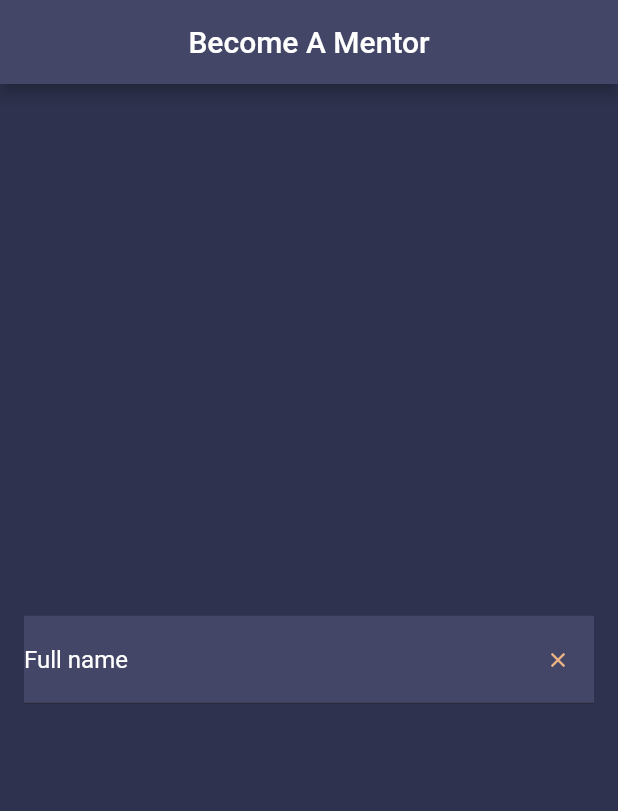
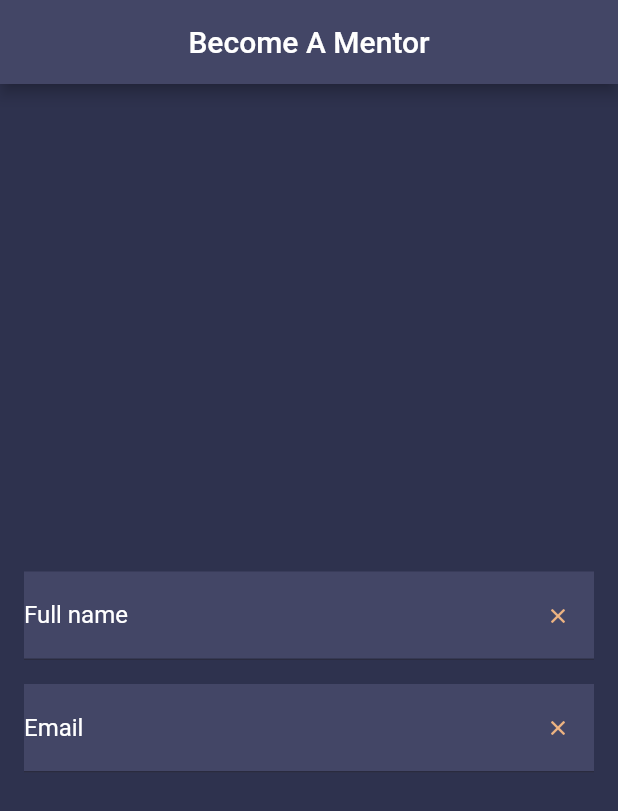
Before and after one commit to JadyMcIntyre/god_sufficient, a Flutter app: the screen it shows after launch, on a phone screen of 412 x 824 dp. Shown: the top 811 px of the screen. Run offline on Flutter 3.47's test engine with Material 2 defaults, Android fonts, the phone set to English and light mode, and no system bars; our stand-ins replace get.

Commit message:
created Text form field extensions

```diff
--- a/lib/app/modules/mentor/views/mentor_view.dart
+++ b/lib/app/modules/mentor/views/mentor_view.dart
@@ -1,6 +1,7 @@
 import 'package:flutter/material.dart';
 
 import 'package:get/get.dart';
+import 'package:god_sufficient/extensions/text_form_field_ext.dart';
 
 import '../controllers/mentor_controller.dart';
 import 'package:god_sufficient/assets/colors.dart';
@@ -25,36 +26,18 @@ class MentorView extends GetView<MentorController> {
           child: Column(
             mainAxisAlignment: MainAxisAlignment.center,
             children: [
+              Padding(
+                padding: const EdgeInsets.symmetric(vertical: 16),
+                child: Container(
+                  color: GodSufficientColors.greyBlueAccent,
+                  child: TextFormField()
+                      .defaultTextField('Full name', 'e.g. John Doe'),
+                ),
+              ),
               Container(
                 color: GodSufficientColors.greyBlueAccent,
-                child: TextFormField(
-                  keyboardType: TextInputType.name,
-                  cursorHeight: 19,
-                  style: const TextStyle(
-                    color: GodSufficientColors.text,
-                  ),
-                  decoration: InputDecoration(
-                    suffixIcon: IconButton(
-                        onPressed: () {
-                          print('object');
-                        },
-                        icon: const Icon(
-                          Icons.close,
-                          size: 16,
-                          color: GodSufficientColors.apricotAccent,
-                        )),
-                    focusedBorder: const OutlineInputBorder(
-                      borderSide:
-                          BorderSide(color: GodSufficientColors.apricotAccent),
-                    ),
-                    labelText: 'Full name',
-                    labelStyle:
-                        const TextStyle(color: GodSufficientColors.text),
-                    hintText: 'e.g. John Doe',
-                    hintStyle: const TextStyle(
-                        color: GodSufficientColors.apricotAccent),
-                  ),
-                ),
+                child:
+                    TextFormField().defaultTextField('Email', 'e.g. John Doe'),
               ),
             ],
           ),
--- a/lib/extensions/text_form_field_ext.dart
+++ b/lib/extensions/text_form_field_ext.dart
@@ -64,8 +64,13 @@ extension TextFormFieldExtension on TextFormField {
               size: 16,
               color: GodSufficientColors.apricotAccent,
             )),
+        focusedBorder: const OutlineInputBorder(
+          borderSide: BorderSide(color: GodSufficientColors.apricotAccent),
+        ),
         labelText: labelText,
+        labelStyle: const TextStyle(color: GodSufficientColors.text),
         hintText: hintText,
+        hintStyle: const TextStyle(color: GodSufficientColors.apricotAccent),
       ),
     );
   }
--- a/pubspec.yaml
+++ b/pubspec.yaml
@@ -60,8 +60,8 @@ flutter:
   uses-material-design: true
 
   # To add assets to your application, add an assets section, like this:
-  assets:
-    - assets/colors.dart
+#  assets:
+#    - assets/colors.dart
 
 
   # An image asset can refer to one or more resolution-specific "variants", see
```
